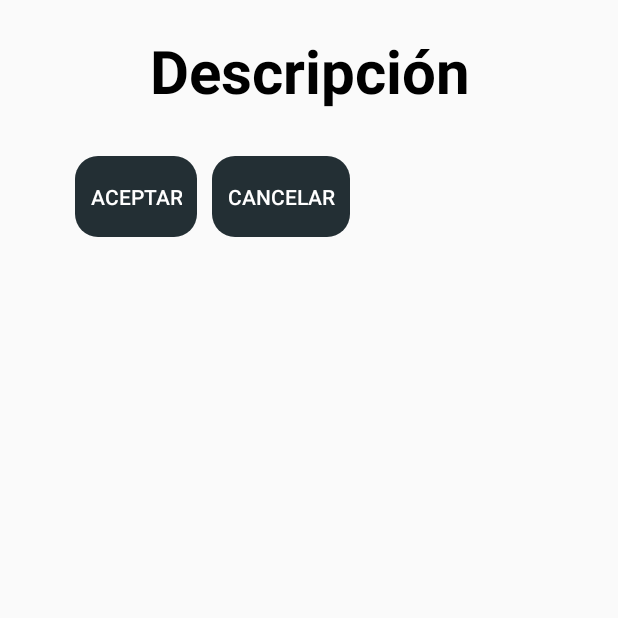
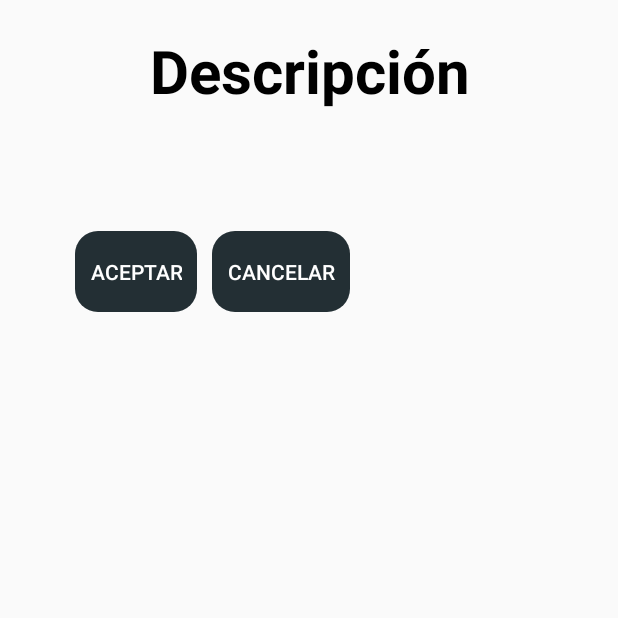
Before and after one commit to ManuelTorresArg/ScanApp, an Android app: the CustomDescription screen opened directly, with no data from a screen before it, on a phone screen of 412 x 824 dp, the top half of it. Run offline under Robolectric (Android 15) with nearby library versions, the phone set to English and light mode, and no system bars; our stand-ins replace Firebase (no records; nobody signed in at launch, a user with empty details on screens opened directly); 2 statements that could not run were skipped.

Commit message:
Backup271122

```diff
--- a/app/src/main/res/layout/description_select_activity.xml
+++ b/app/src/main/res/layout/description_select_activity.xml
@@ -32,9 +32,13 @@
             android:layout_width="match_parent"
             android:layout_height="wrap_content" >
 
+
+        </RadioGroup>
+
         <LinearLayout
             android:layout_width="match_parent"
             android:layout_height="match_parent"
+            android:layout_marginTop="50dp"
             android:orientation="horizontal">
 
             <Button
@@ -60,9 +64,10 @@
                 android:text="@string/boton_cancelar"
                 android:textColor="#FFFFFF" />
         </LinearLayout>
-        </RadioGroup>
-
 
     </LinearLayout>
 
+
+
+
 </androidx.constraintlayout.widget.ConstraintLayout>
```
Also changed, not shown: app/src/main/java/com/example/scanapp/MainActivity.java (+7 -3 lines). Lines whose indentation alone changed are shown as unchanged.
